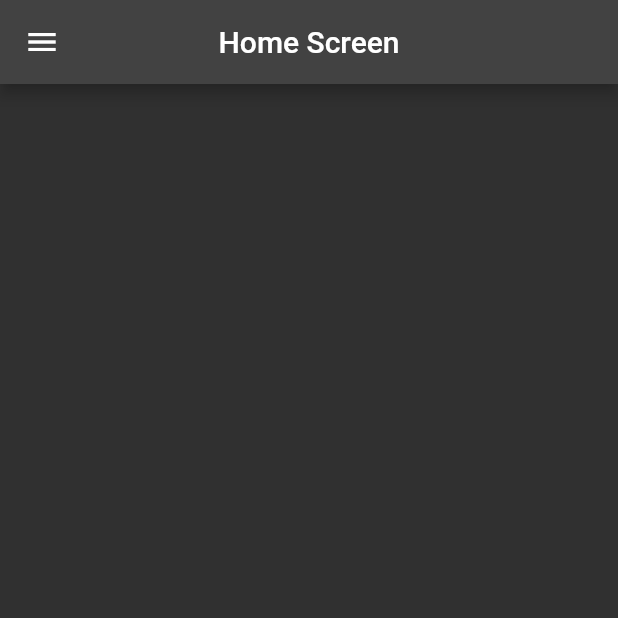
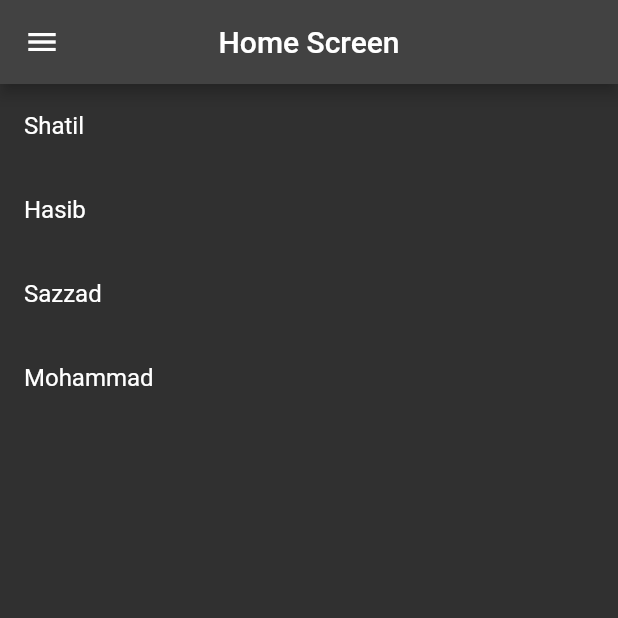
Before and after one commit to shatilsarower/managment, a Flutter app: the first screen one second after launch, on a phone screen of 412 x 824 dp, the top half of it. Run offline on Flutter 3.47's test engine with Material 2 defaults, Android fonts, the phone set to English and light mode, and no system bars; our stand-ins replace get.

Commit message:
using Obx

```diff
--- a/lib/screens/HomeScreen/home_view.dart
+++ b/lib/screens/HomeScreen/home_view.dart
@@ -17,9 +17,23 @@ class HomeView extends StatelessWidget {
     return Scaffold(
       appBar: AppBar(
         centerTitle: true,
-        title: Text(_controller.appName.value),
+        title: Obx(
+          () => Text(_controller.appName.value),
+        ),
       ),
       drawer: const Drawer(),
+      body: Container(
+        child: Obx(
+          () => ListView.builder(
+            itemCount: _controller.userDataList.length,
+            itemBuilder: ((context, index) => ListTile(
+                  title: Text(
+                    _controller.userDataList[index].toString(),
+                  ),
+                )),
+          ),
+        ),
+      ),
     );
   }
 }
```
Also changed, not shown: lib/screens/HomeScreen/home_view_controller.dart (+6 -2 lines).
